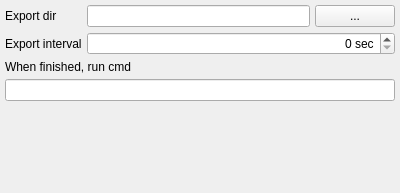
First picture: the form in quickevent/app/plugins/qml/Runs/src/services/resultsexporterwidget.ui, repository Quick-Event/quickbox, before the edit.
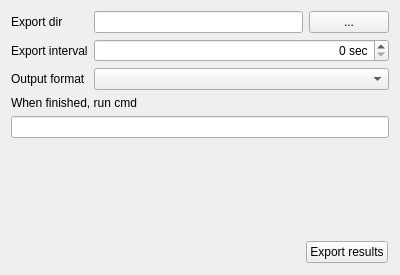
Second picture: the form after the edit.

Commit message: Automatic results export in CSOS format

```diff
--- a/quickevent/app/plugins/qml/Runs/src/services/resultsexporterwidget.ui
+++ b/quickevent/app/plugins/qml/Runs/src/services/resultsexporterwidget.ui
@@ -7,31 +7,100 @@
     <x>0</x>
     <y>0</y>
     <width>400</width>
-    <height>193</height>
+    <height>275</height>
    </rect>
   </property>
   <property name="windowTitle">
    <string>Form</string>
   </property>
-  <layout class="QFormLayout" name="formLayout">
-   <property name="horizontalSpacing">
-    <number>5</number>
-   </property>
-   <property name="verticalSpacing">
-    <number>5</number>
-   </property>
-   <property name="leftMargin">
-    <number>5</number>
-   </property>
-   <property name="topMargin">
-    <number>5</number>
-   </property>
-   <property name="rightMargin">
-    <number>5</number>
-   </property>
-   <property name="bottomMargin">
-    <number>5</number>
-   </property>
+  <layout class="QGridLayout" name="gridLayout">
+   <item row="5" column="0">
+    <spacer name="verticalSpacer">
+     <property name="orientation">
+      <enum>Qt::Vertical</enum>
+     </property>
+     <property name="sizeHint" stdset="0">
+      <size>
+       <width>20</width>
+       <height>40</height>
+      </size>
+     </property>
+    </spacer>
+   </item>
+   <item row="1" column="0">
+    <widget class="QLabel" name="label_2">
+     <property name="text">
+      <string>Export interval</string>
+     </property>
+    </widget>
+   </item>
+   <item row="3" column="0" colspan="2">
+    <widget class="QLabel" name="label_3">
+     <property name="text">
+      <string>When finished, run cmd</string>
+     </property>
+    </widget>
+   </item>
+   <item row="1" column="1">
+    <widget class="QSpinBox" name="edExportInterval">
+     <property name="alignment">
+      <set>Qt::AlignRight|Qt::AlignTrailing|Qt::AlignVCenter</set>
+     </property>
+     <property name="suffix">
+      <string> sec</string>
+     </property>
+     <property name="singleStep">
+      <number>15</number>
+     </property>
+    </widget>
+   </item>
+   <item row="6" column="0" colspan="2">
+    <widget class="QFrame" name="frame">
+     <property name="frameShape">
+      <enum>QFrame::NoFrame</enum>
+     </property>
+     <property name="frameShadow">
+      <enum>QFrame::Raised</enum>
+     </property>
+     <layout class="QHBoxLayout" name="horizontalLayout_3">
+      <property name="spacing">
+       <number>5</number>
+      </property>
+      <property name="leftMargin">
+       <number>1</number>
+      </property>
+      <property name="topMargin">
+       <number>1</number>
+      </property>
+      <property name="rightMargin">
+       <number>1</number>
+      </property>
+      <property name="bottomMargin">
+       <number>1</number>
+      </property>
+      <item>
+       <spacer name="horizontalSpacer_2">
+        <property name="orientation">
+         <enum>Qt::Horizontal</enum>
+        </property>
+        <property name="sizeHint" stdset="0">
+         <size>
+          <width>40</width>
+          <height>20</height>
+         </size>
+        </property>
+       </spacer>
+      </item>
+      <item>
+       <widget class="QPushButton" name="btExportResults">
+        <property name="text">
+         <string>Export results</string>
+        </property>
+       </widget>
+      </item>
+     </layout>
+    </widget>
+   </item>
    <item row="0" column="0">
     <widget class="QLabel" name="label">
      <property name="text">
@@ -53,36 +122,19 @@
      </item>
     </layout>
    </item>
-   <item row="1" column="0">
-    <widget class="QLabel" name="label_2">
-     <property name="text">
-      <string>Export interval</string>
-     </property>
-    </widget>
-   </item>
-   <item row="1" column="1">
-    <widget class="QSpinBox" name="edExportInterval">
-     <property name="alignment">
-      <set>Qt::AlignRight|Qt::AlignTrailing|Qt::AlignVCenter</set>
-     </property>
-     <property name="suffix">
-      <string> sec</string>
-     </property>
-     <property name="singleStep">
-      <number>15</number>
-     </property>
-    </widget>
-   </item>
-   <item row="3" column="0" colspan="2">
+   <item row="4" column="0" colspan="2">
     <widget class="QLineEdit" name="edWhenFinishedRunCmd"/>
    </item>
-   <item row="2" column="0" colspan="2">
-    <widget class="QLabel" name="label_3">
+   <item row="2" column="0">
+    <widget class="QLabel" name="label_4">
      <property name="text">
-      <string>When finished, run cmd</string>
+      <string>Output format</string>
      </property>
     </widget>
    </item>
+   <item row="2" column="1">
+    <widget class="QComboBox" name="lstOutputFormat"/>
+   </item>
   </layout>
  </widget>
  <resources/>
```
Left out of the diff: 8 changed lines with no effect on the pictures. The commit also changes 9 other files.
